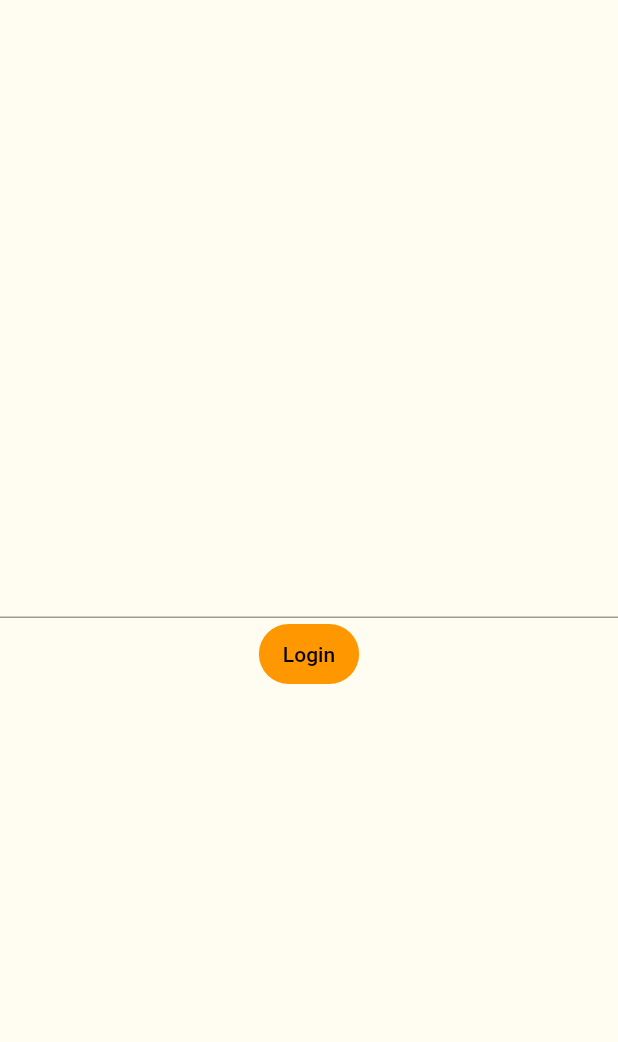
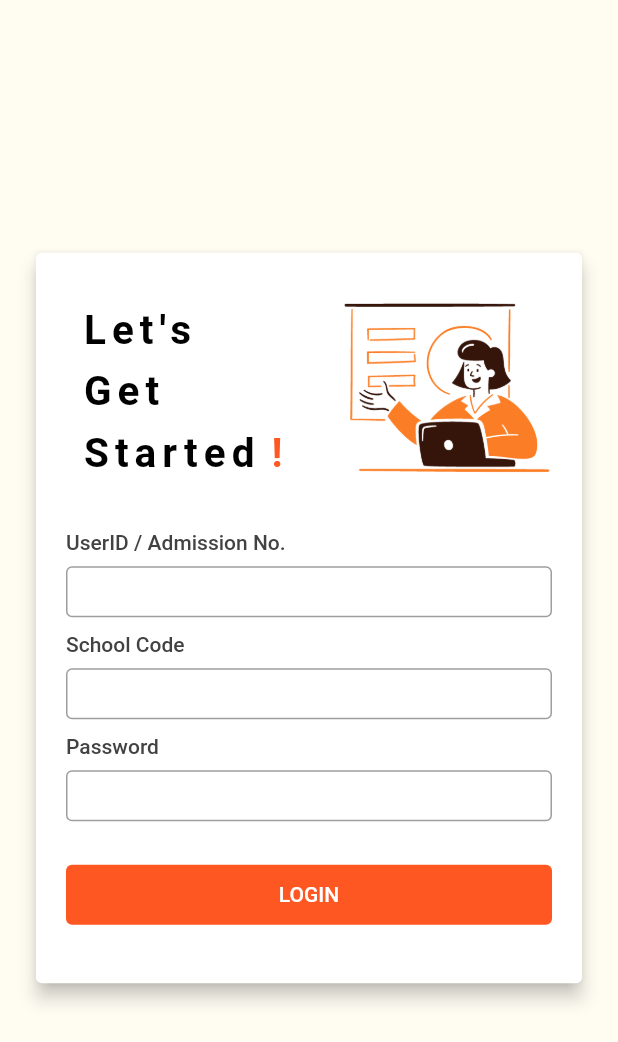
Before and after one commit to Lidin-Alby/mid_application, a Flutter app: the screen it shows after launch, on a phone screen of 412 x 824 dp. Shown: the top 1042 px of the screen. Run offline on Flutter 3.47's test engine with Material 3 defaults, Android fonts, the phone set to English and light mode, and no system bars; our stand-ins replace file_picker, flutter_riverpod, font_awesome_flutter, image_picker, pdf and 4 more; missing offline and left inert: dart:ffi, dart:html, file_saver, flutter_exif_rotation, google_mlkit_face_detection.

Commit message:
login finished

```diff
--- a/lib/Screens/login_screen.dart
+++ b/lib/Screens/login_screen.dart
@@ -1,19 +1,136 @@
 import 'package:flutter/material.dart';
 import 'package:flutter_riverpod/flutter_riverpod.dart';
+import 'package:mid_application/Screens/agent_home_screen.dart';
+import 'package:mid_application/models/login.dart';
+import 'package:mid_application/widgets/my_textfield.dart';
+
+import '../providers/login_provider.dart';
 
 class LoginScreen extends ConsumerWidget {
   const LoginScreen({super.key});
 
   @override
   Widget build(BuildContext context, WidgetRef ref) {
+    final loginState = ref.watch(loginProvider);
+    final loginNotifier = ref.read(loginProvider.notifier);
+    ref.listen<Login>(loginProvider, (previous, current) {
+      if (current.token != null) {
+        Navigator.pushReplacement(
+            context,
+            MaterialPageRoute(
+              builder: (context) => AgentHomeScreen(),
+            ));
+      }
+    });
+    if (loginState.token != null) {
+      return AgentHomeScreen();
+    }
+
     return Scaffold(
       backgroundColor: const Color.fromARGB(255, 255, 252, 242),
-      body: Column(
-        mainAxisAlignment: MainAxisAlignment.center,
-        children: [
-          TextField(),
-          FilledButton(onPressed: () {}, child: Text('Login'))
-        ],
+      body: Center(
+        child: Padding(
+          padding: const EdgeInsets.all(20),
+          child: Card(
+            elevation: 5,
+            child: Padding(
+              padding: const EdgeInsets.all(20),
+              child: SingleChildScrollView(
+                child: Column(
+                  spacing: 10,
+                  mainAxisSize: MainAxisSize.min,
+                  mainAxisAlignment: MainAxisAlignment.center,
+                  children: [
+                    Row(
+                      mainAxisAlignment: MainAxisAlignment.spaceBetween,
+                      children: [
+                        Padding(
+                          padding: const EdgeInsets.only(left: 10),
+                          child: RichText(
+                            text: TextSpan(
+                              style: TextStyle(
+                                  fontSize: 27,
+                                  fontWeight: FontWeight.bold,
+                                  height: 1.5,
+                                  letterSpacing: 4,
+                                  color: Colors.black),
+                              children: [
+                                TextSpan(
+                                  text: 'Let\'s\nGet\nStarted',
+                                ),
+                                TextSpan(
+                                  text: ' !',
+                                  style: TextStyle(
+                                    color:
+                                        Theme.of(context).colorScheme.primary,
+                                    letterSpacing: 0.7,
+                                  ),
+                                ),
+                              ],
+                            ),
+                          ),
+                        ),
+                        SizedBox(
+                          height: 140,
+                          // width: 126,
+                          child: Image.asset('assets/images/login-img.png'),
+                        ),
+                      ],
+                    ),
+                    SizedBox(
+                      height: 5,
+                    ),
+                    MyTextfield(
+                      label: 'UserID / Admission No.',
+                      onChanged: loginNotifier.updateUserId,
+                    ),
+                    MyTextfield(
+                      label: 'School Code',
+                      onChanged: loginNotifier.updateSchoolCode,
+                    ),
+                    MyTextfield(
+                      label: 'Password',
+                      onChanged: loginNotifier.updatePassword,
+                    ),
+                    if (loginState.error != null)
+                      Padding(
+                        padding: const EdgeInsets.only(top: 5),
+                        child: Text(
+                          loginState.error!,
+                          style: TextStyle(
+                            color: Theme.of(context).colorScheme.error,
+                          ),
+                        ),
+                      ),
+                    SizedBox(
+                      height: 5,
+                    ),
+                    Row(
+                      children: [
+                        Expanded(
+                          child: loginState.isLoading
+                              ? Center(child: CircularProgressIndicator())
+                              : FilledButton(
+                                  style: FilledButton.styleFrom(
+                                    shape: RoundedRectangleBorder(
+                                      borderRadius: BorderRadius.circular(4),
+                                    ),
+                                  ),
+                                  onPressed: loginNotifier.login,
+                                  child: Text('LOGIN'),
+                                ),
+                        ),
+                      ],
+                    ),
+                    SizedBox(
+                      height: 5,
+                    ),
+                  ],
+                ),
+              ),
+            ),
+          ),
+        ),
       ),
     );
   }
--- a/lib/main.dart
+++ b/lib/main.dart
@@ -1,4 +1,5 @@
 import 'package:flutter/material.dart';
+import 'package:flutter_riverpod/flutter_riverpod.dart';
 import 'package:mid_application/Screens/login_screen.dart';
 import 'package:mid_application/login_page.dart';
 import 'package:mid_application/mid_agent_home.dart';
@@ -6,39 +7,40 @@ import 'package:shared_preferences/shared_preferences.dart';
 
 void main() async {
   WidgetsFlutterBinding.ensureInitialized();
-  final prefs = await SharedPreferences.getInstance();
-  final loggedIn = prefs.containsKey('token');
-  final schoolCode = prefs.getString('schoolCode');
-  final user = prefs.getString('user');
+  // final prefs = await SharedPreferences.getInstance();
+  // final loggedIn = prefs.containsKey('token');
+  // final schoolCode = prefs.getString('schoolCode');
+  // final user = prefs.getString('user');
 
-  runApp(MyApp(
-      isLoggedIn: loggedIn, schoolCode: schoolCode, user: user.toString()));
+  runApp(ProviderScope(
+    child: MyApp(),
+  ));
 }
 
 class MyApp extends StatelessWidget {
-  const MyApp(
-      {super.key,
-      required this.isLoggedIn,
-      required this.schoolCode,
-      required this.user});
-
-  final bool isLoggedIn;
-  final String? schoolCode;
-  final String user;
+  const MyApp({
+    super.key,
+  });
 
   @override
   Widget build(BuildContext context) {
     return MaterialApp(
-      theme: ThemeData(
-        colorScheme: ColorScheme.fromSwatch(primarySwatch: Colors.orange),
-        useMaterial3: false,
-      ),
-      home: schoolCode == null
-          ? LoginScreen()
-          : schoolCode == 'mid'
-              ? MidAgentHome()
-              : RightMenu(schoolCode: schoolCode!, user: user),
-    );
+        theme: ThemeData(
+          appBarTheme: AppBarTheme(
+            backgroundColor: const Color.fromARGB(255, 245, 243, 244),
+            foregroundColor: Colors.black,
+            elevation: 0,
+            shape: Border(
+              bottom: BorderSide(color: Colors.grey),
+            ),
+          ),
+          colorScheme: ColorScheme.fromSwatch(
+            primarySwatch: Colors.deepOrange,
+            accentColor: Colors.orangeAccent,
+          ),
+          useMaterial3: false,
+        ),
+        home: LoginScreen());
   }
 }
 
--- /dev/null
+++ b/lib/sms/src/user_agent/io.dart
@@ -0,0 +1,5 @@
+import 'dart:io';
+
+bool isCupertino() {
+  return Platform.isIOS || Platform.isMacOS;
+}
--- /dev/null
+++ b/lib/widgets/my_textfield.dart
@@ -0,0 +1,37 @@
+import 'package:flutter/material.dart';
+
+class MyTextfield extends StatelessWidget {
+  const MyTextfield({super.key, required this.label, required this.onChanged});
+  final String label;
+  final Function(String) onChanged;
+
+  @override
+  Widget build(BuildContext context) {
+    return Column(
+      crossAxisAlignment: CrossAxisAlignment.start,
+      children: [
+        Text(
+          label,
+          style: TextStyle(
+            fontWeight: FontWeight.w500,
+            color: Colors.grey[800],
+          ),
+        ),
+        SizedBox(
+          height: 8,
+        ),
+        SizedBox(
+          height: 34,
+          child: TextField(
+            onChanged: onChanged,
+            decoration: InputDecoration(
+              isDense: true,
+              border: OutlineInputBorder(),
+              contentPadding: EdgeInsets.all(8),
+            ),
+          ),
+        ),
+      ],
+    );
+  }
+}
```
Also changed, not shown: lib/Screens/agent_home_screen.dart (added, +38 -0 lines), lib/providers/login_provider.dart (+22 -4 lines), lib/sms/flutter_sms.dart (added, +32 -0 lines), lib/sms/flutter_sms_web.dart (added, +29 -0 lines), lib/sms/src/flutter_sms_platform.dart (added, +88 -0 lines), lib/sms/src/user_agent/web.dart (added, +20 -0 lines), pubspec.yaml (+3 -4 lines), assets/images/login-img.png (added), 134 other files.
